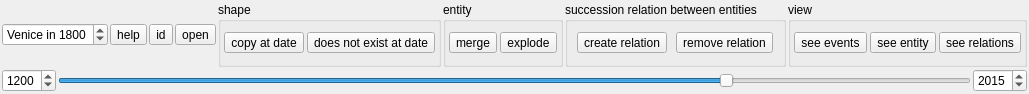
First picture: the form in ui/vtmtoolbar.ui, repository dhlab-epfl/GlobalAtlas-qgis, before the edit.
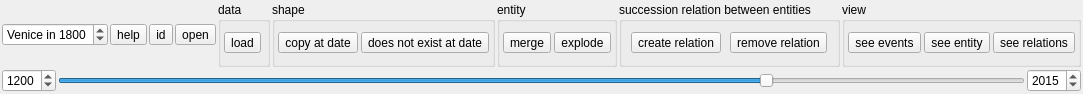
Second picture: the form after the edit.

Commit message: Data loader

```diff
--- a/ui/vtmtoolbar.ui
+++ b/ui/vtmtoolbar.ui
@@ -6,7 +6,7 @@
    <rect>
     <x>0</x>
     <y>0</y>
-    <width>955</width>
+    <width>1063</width>
     <height>94</height>
    </rect>
   </property>
@@ -88,6 +88,34 @@
         </property>
        </spacer>
       </item>
+      <item>
+       <widget class="QGroupBox" name="groupBox_5">
+        <property name="title">
+         <string>data</string>
+        </property>
+        <layout class="QVBoxLayout" name="verticalLayout_2">
+         <property name="leftMargin">
+          <number>3</number>
+         </property>
+         <property name="topMargin">
+          <number>3</number>
+         </property>
+         <property name="rightMargin">
+          <number>3</number>
+         </property>
+         <property name="bottomMargin">
+          <number>3</number>
+         </property>
+         <item>
+          <widget class="QToolButton" name="loadDataButton">
+           <property name="text">
+            <string>load</string>
+           </property>
+          </widget>
+         </item>
+        </layout>
+       </widget>
+      </item>
       <item>
        <widget class="QGroupBox" name="groupBox_3">
         <property name="title">
```
The commit also changes 5 other files.
